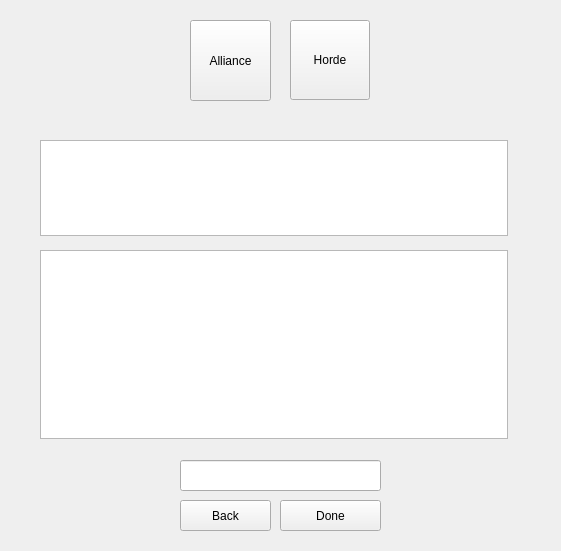
This is Beanfinder/Widgets/charactercreatorform.ui in ajrenaut/beanfinder as Qt 5 draws it before an edit. The edited form follows.
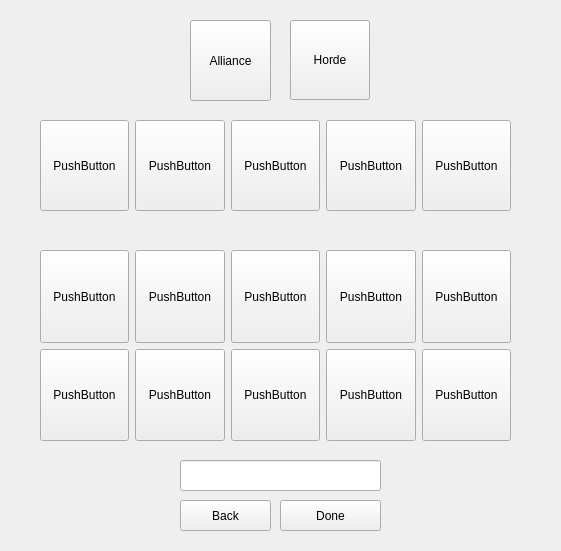
This is the edited form.

Commit message: Improve character form layout & function

Patch:
```diff
--- a/Beanfinder/Widgets/charactercreatorform.ui
+++ b/Beanfinder/Widgets/charactercreatorform.ui
@@ -75,55 +75,233 @@
     <string>Back</string>
    </property>
   </widget>
-  <widget class="QListWidget" name="raceList">
+  <widget class="QWidget" name="horizontalLayoutWidget">
    <property name="geometry">
     <rect>
      <x>40</x>
-     <y>140</y>
-     <width>468</width>
-     <height>96</height>
+     <y>120</y>
+     <width>471</width>
+     <height>91</height>
     </rect>
    </property>
-   <property name="sizePolicy">
-    <sizepolicy hsizetype="Fixed" vsizetype="Fixed">
-     <horstretch>0</horstretch>
-     <verstretch>0</verstretch>
-    </sizepolicy>
-   </property>
-   <property name="verticalScrollBarPolicy">
-    <enum>Qt::ScrollBarAlwaysOff</enum>
-   </property>
-   <property name="horizontalScrollBarPolicy">
-    <enum>Qt::ScrollBarAlwaysOff</enum>
-   </property>
-   <property name="autoScrollMargin">
-    <number>0</number>
-   </property>
-   <property name="itemAlignment">
-    <set>Qt::AlignCenter</set>
-   </property>
+   <layout class="QHBoxLayout" name="raceLayout">
+    <property name="spacing">
+     <number>6</number>
+    </property>
+    <property name="sizeConstraint">
+     <enum>QLayout::SetDefaultConstraint</enum>
+    </property>
+    <property name="leftMargin">
+     <number>0</number>
+    </property>
+    <item>
+     <widget class="QPushButton" name="race0">
+      <property name="sizePolicy">
+       <sizepolicy hsizetype="Minimum" vsizetype="Minimum">
+        <horstretch>0</horstretch>
+        <verstretch>0</verstretch>
+       </sizepolicy>
+      </property>
+      <property name="text">
+       <string>PushButton</string>
+      </property>
+     </widget>
+    </item>
+    <item>
+     <widget class="QPushButton" name="race1">
+      <property name="sizePolicy">
+       <sizepolicy hsizetype="Minimum" vsizetype="Minimum">
+        <horstretch>0</horstretch>
+        <verstretch>0</verstretch>
+       </sizepolicy>
+      </property>
+      <property name="text">
+       <string>PushButton</string>
+      </property>
+     </widget>
+    </item>
+    <item>
+     <widget class="QPushButton" name="race2">
+      <property name="sizePolicy">
+       <sizepolicy hsizetype="Minimum" vsizetype="Minimum">
+        <horstretch>0</horstretch>
+        <verstretch>0</verstretch>
+       </sizepolicy>
+      </property>
+      <property name="text">
+       <string>PushButton</string>
+      </property>
+     </widget>
+    </item>
+    <item>
+     <widget class="QPushButton" name="race3">
+      <property name="sizePolicy">
+       <sizepolicy hsizetype="Minimum" vsizetype="Minimum">
+        <horstretch>0</horstretch>
+        <verstretch>0</verstretch>
+       </sizepolicy>
+      </property>
+      <property name="text">
+       <string>PushButton</string>
+      </property>
+     </widget>
+    </item>
+    <item>
+     <widget class="QPushButton" name="race4">
+      <property name="sizePolicy">
+       <sizepolicy hsizetype="Minimum" vsizetype="Minimum">
+        <horstretch>0</horstretch>
+        <verstretch>0</verstretch>
+       </sizepolicy>
+      </property>
+      <property name="text">
+       <string>PushButton</string>
+      </property>
+     </widget>
+    </item>
+   </layout>
   </widget>
-  <widget class="QListWidget" name="classList">
+  <widget class="QWidget" name="gridLayoutWidget">
    <property name="geometry">
     <rect>
      <x>40</x>
      <y>250</y>
-     <width>468</width>
-     <height>189</height>
+     <width>471</width>
+     <height>191</height>
     </rect>
    </property>
-   <property name="verticalScrollBarPolicy">
-    <enum>Qt::ScrollBarAlwaysOff</enum>
-   </property>
-   <property name="horizontalScrollBarPolicy">
-    <enum>Qt::ScrollBarAlwaysOff</enum>
-   </property>
-   <property name="autoScroll">
-    <bool>false</bool>
-   </property>
-   <property name="autoScrollMargin">
-    <number>0</number>
-   </property>
+   <layout class="QGridLayout" name="classButtons">
+    <item row="0" column="4">
+     <widget class="QPushButton" name="class4">
+      <property name="sizePolicy">
+       <sizepolicy hsizetype="Minimum" vsizetype="Minimum">
+        <horstretch>0</horstretch>
+        <verstretch>0</verstretch>
+       </sizepolicy>
+      </property>
+      <property name="text">
+       <string>PushButton</string>
+      </property>
+     </widget>
+    </item>
+    <item row="0" column="1">
+     <widget class="QPushButton" name="class1">
+      <property name="sizePolicy">
+       <sizepolicy hsizetype="Minimum" vsizetype="Minimum">
+        <horstretch>0</horstretch>
+        <verstretch>0</verstretch>
+       </sizepolicy>
+      </property>
+      <property name="text">
+       <string>PushButton</string>
+      </property>
+     </widget>
+    </item>
+    <item row="1" column="3">
+     <widget class="QPushButton" name="class8">
+      <property name="sizePolicy">
+       <sizepolicy hsizetype="Minimum" vsizetype="Minimum">
+        <horstretch>0</horstretch>
+        <verstretch>0</verstretch>
+       </sizepolicy>
+      </property>
+      <property name="text">
+       <string>PushButton</string>
+      </property>
+     </widget>
+    </item>
+    <item row="0" column="3">
+     <widget class="QPushButton" name="class3">
+      <property name="sizePolicy">
+       <sizepolicy hsizetype="Minimum" vsizetype="Minimum">
+        <horstretch>0</horstretch>
+        <verstretch>0</verstretch>
+       </sizepolicy>
+      </property>
+      <property name="text">
+       <string>PushButton</string>
+      </property>
+     </widget>
+    </item>
+    <item row="0" column="2">
+     <widget class="QPushButton" name="class2">
+      <property name="sizePolicy">
+       <sizepolicy hsizetype="Minimum" vsizetype="Minimum">
+        <horstretch>0</horstretch>
+        <verstretch>0</verstretch>
+       </sizepolicy>
+      </property>
+      <property name="text">
+       <string>PushButton</string>
+      </property>
+     </widget>
+    </item>
+    <item row="1" column="2">
+     <widget class="QPushButton" name="class7">
+      <property name="sizePolicy">
+       <sizepolicy hsizetype="Minimum" vsizetype="Minimum">
+        <horstretch>0</horstretch>
+        <verstretch>0</verstretch>
+       </sizepolicy>
+      </property>
+      <property name="text">
+       <string>PushButton</string>
+      </property>
+     </widget>
+    </item>
+    <item row="1" column="4">
+     <widget class="QPushButton" name="class9">
+      <property name="sizePolicy">
+       <sizepolicy hsizetype="Minimum" vsizetype="Minimum">
+        <horstretch>0</horstretch>
+        <verstretch>0</verstretch>
+       </sizepolicy>
+      </property>
+      <property name="text">
+       <string>PushButton</string>
+      </property>
+     </widget>
+    </item>
+    <item row="1" column="1">
+     <widget class="QPushButton" name="class6">
+      <property name="sizePolicy">
+       <sizepolicy hsizetype="Minimum" vsizetype="Minimum">
+        <horstretch>0</horstretch>
+        <verstretch>0</verstretch>
+       </sizepolicy>
+      </property>
+      <property name="text">
+       <string>PushButton</string>
+      </property>
+     </widget>
+    </item>
+    <item row="0" column="0">
+     <widget class="QPushButton" name="class0">
+      <property name="sizePolicy">
+       <sizepolicy hsizetype="Minimum" vsizetype="Minimum">
+        <horstretch>0</horstretch>
+        <verstretch>0</verstretch>
+       </sizepolicy>
+      </property>
+      <property name="text">
+       <string>PushButton</string>
+      </property>
+     </widget>
+    </item>
+    <item row="1" column="0">
+     <widget class="QPushButton" name="class5">
+      <property name="sizePolicy">
+       <sizepolicy hsizetype="Minimum" vsizetype="Minimum">
+        <horstretch>0</horstretch>
+        <verstretch>0</verstretch>
+       </sizepolicy>
+      </property>
+      <property name="text">
+       <string>PushButton</string>
+      </property>
+     </widget>
+    </item>
+   </layout>
   </widget>
  </widget>
  <resources/>
```
The commit also changes 1 other file.
